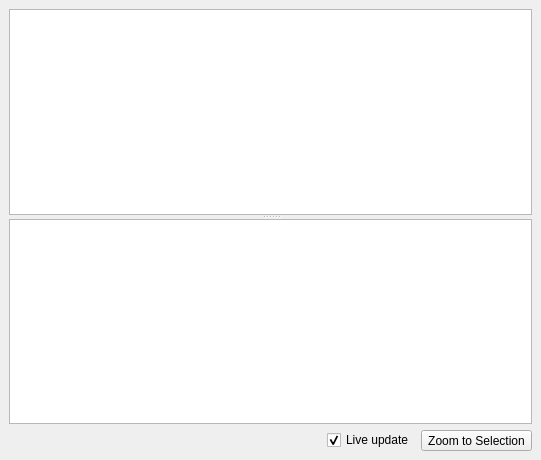
The window that enmapbox/eo4qapps/locationbrowserapp/locationbrowserresultwidget.ui (EnMAP-Box/enmap-box) describes before a commit, drawn with Qt 5.
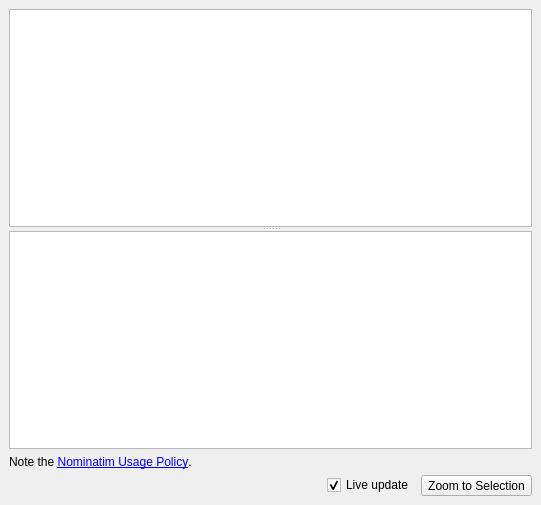
The same window after the commit. Icons and pictures are not drawn.

```diff
--- a/enmapbox/eo4qapps/locationbrowserapp/locationbrowserresultwidget.ui
+++ b/enmapbox/eo4qapps/locationbrowserapp/locationbrowserresultwidget.ui
@@ -7,14 +7,14 @@
     <x>0</x>
     <y>0</y>
     <width>541</width>
-    <height>460</height>
+    <height>505</height>
    </rect>
   </property>
   <property name="windowTitle">
    <string>Location Browser Search Query</string>
   </property>
   <widget class="QWidget" name="centralwidget">
-   <layout class="QVBoxLayout" name="verticalLayout" stretch="0,0">
+   <layout class="QVBoxLayout" name="verticalLayout" stretch="0,0,0">
     <item>
      <widget class="QSplitter" name="splitter">
       <property name="orientation">
@@ -28,6 +28,16 @@
       </widget>
      </widget>
     </item>
+    <item>
+     <widget class="QLabel" name="label">
+      <property name="text">
+       <string>Note the &lt;a href=&quot;https://operations.osmfoundation.org/policies/nominatim/&quot;&gt;Nominatim Usage Policy&lt;/a&gt;.</string>
+      </property>
+      <property name="openExternalLinks">
+       <bool>true</bool>
+      </property>
+     </widget>
+    </item>
     <item>
      <layout class="QHBoxLayout" name="horizontalLayout">
       <item>
@@ -69,7 +79,7 @@
           <normaloff>:/images/themes/default/mActionZoomToSelected.svg</normaloff>:/images/themes/default/mActionZoomToSelected.svg</iconset>
         </property>
         <property name="toolButtonStyle">
-         <enum>Qt::ToolButtonTextBesideIcon</enum>
+         <enum>Qt::ToolButtonIconOnly</enum>
         </property>
         <property name="autoRaise">
          <bool>false</bool>
```
Left out of the diff: 7 changed lines with no effect on the pictures.
